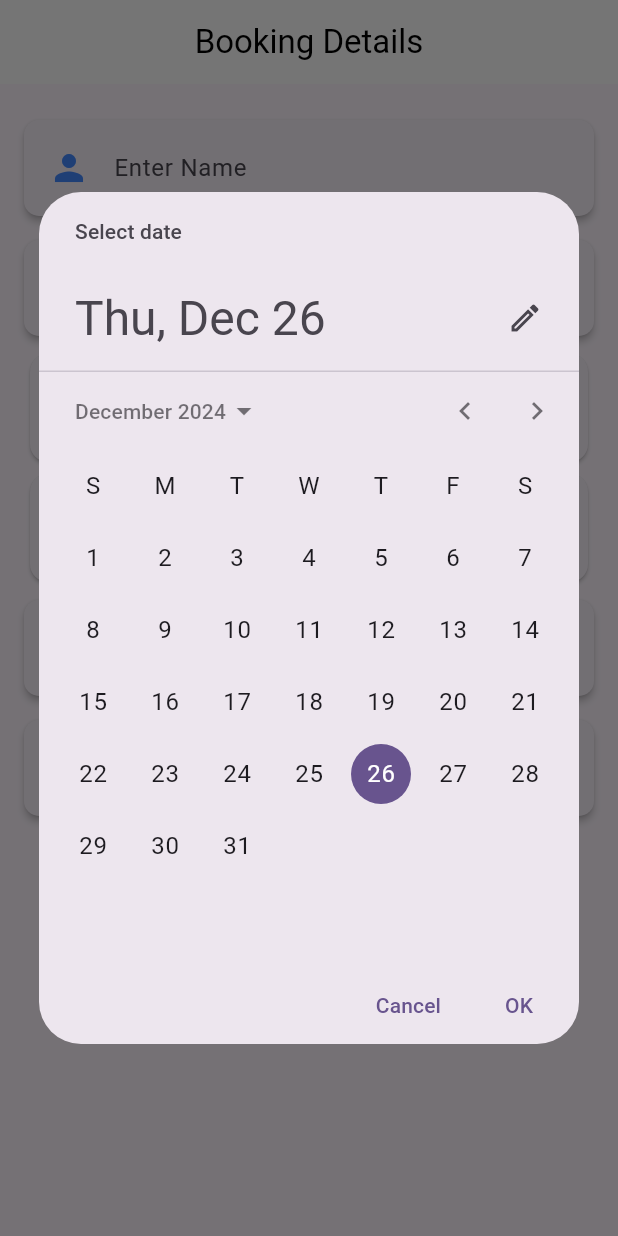
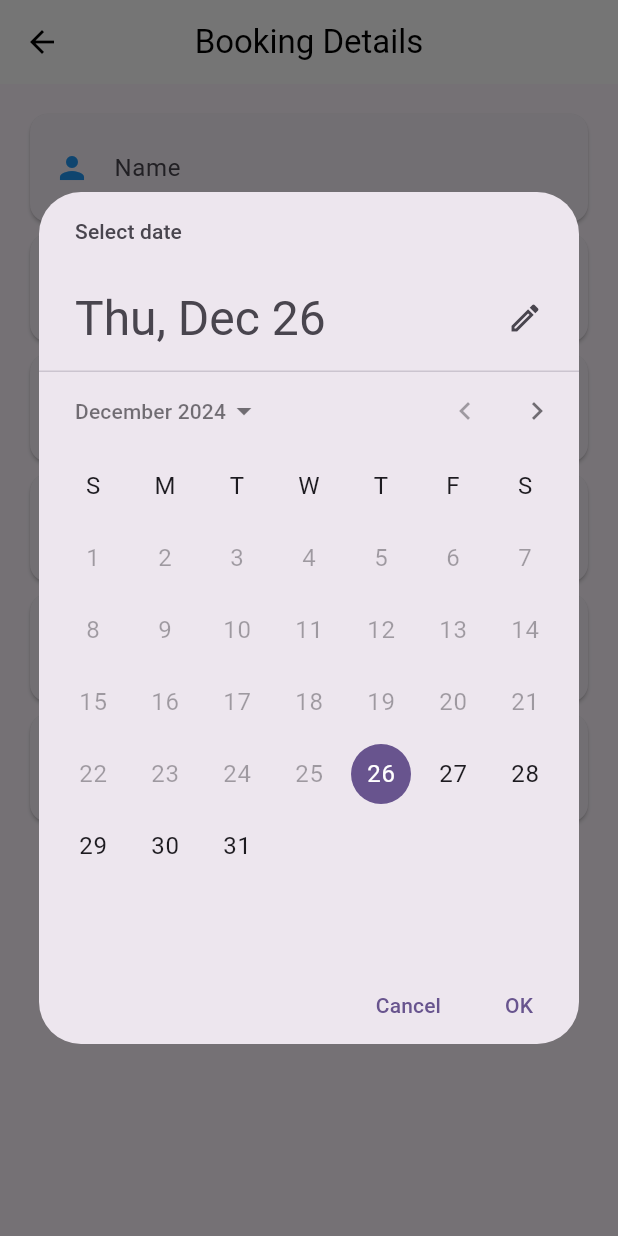
Before and after one commit to hanphong2977/booknest_app, a Flutter app: the BookingDetailsPage screen opened directly, after a tap on "Booking Date", on a phone screen of 412 x 824 dp. Run offline on Flutter 3.47's test engine with Material 3 defaults, Android fonts, the light colour scheme and no system bars; network calls fail.

Commit message:
Khoi - Booking-Detail - 26/12/2024

```diff
--- /dev/null
+++ b/lib/provider/booking_provider.dart
@@ -0,0 +1,113 @@
+import 'package:flutter/material.dart';
+
+class BookingProvider extends ChangeNotifier {
+  String? name;
+  String? phone;
+  int numberOfPeople = 1;
+  int _adults = 1;
+  int _teens = 0; // Thêm số lượng "Teens"
+  int _children = 0; // Thêm số lượng "Children"
+  int _infants = 0; // Thêm số lượng "Infants"
+  int _roomCount = 1;
+  DateTime? selectedDate;
+  DateTime? selectedCheckOutDate;
+
+  Map<String, int> roomTypes = {
+    'Single Deluxe Room': 0,
+    'Double Deluxe Room': 0,
+    'Extra Bed': 0,
+    'Premium Suite': 0,
+  };
+  // Getters
+  int get adults => _adults;
+  int get teens => _teens;
+  int get children => _children;
+  int get infants => _infants;
+  int get roomCount => _roomCount;
+
+  // Formatted date
+  String get formattedDate =>
+      selectedDate != null ? "${selectedDate!.toLocal()}".split(' ')[0] : 'Select Date';
+
+  String get formattedCheckOutDate =>
+      selectedCheckOutDate != null ? "${selectedCheckOutDate!.toLocal()}".split(' ')[0] : 'Select Check-Out Date';
+
+  // Setters
+  void setName(String value) {
+    name = value;
+    notifyListeners();
+  }
+
+  void setPhone(String value) {
+    phone = value;
+    notifyListeners();
+  }
+
+  void setSelectedDate(DateTime date) {
+    selectedDate = date;
+    if (selectedCheckOutDate != null && selectedCheckOutDate!.isBefore(date)) {
+      selectedCheckOutDate = date.add(const Duration(days: 1));
+    }
+    notifyListeners();
+  }
+
+  void setSelectedCheckOutDate(DateTime date) {
+    selectedCheckOutDate = date;
+    notifyListeners();
+  }
+
+  void setAdults(int value) {
+    if (value >= 0) {
+      _adults = value;
+      updateRoomCount();
+    }
+  }
+
+  void setTeens(int value) {
+    if (value >= 0) {
+      _teens = value;
+      updateRoomCount();
+    }
+  }
+
+  void setChildren(int value) {
+    if (value >= 0) {
+      _children = value;
+      updateRoomCount();
+    }
+  }
+
+  void setInfants(int value) {
+    if (value >= 0) {
+      _infants = value;
+      notifyListeners();
+    }
+  }
+  void setRoomCount(int count) {
+    _roomCount = count;
+    notifyListeners();  // This triggers a rebuild for any listeners
+  }
+  void updateRoomCount() {
+    int totalPeople = _adults + _teens + _children;
+    _roomCount = (totalPeople / 4).ceil();
+    notifyListeners();
+  }
+  // Increment room count
+  void incrementRoomCount(String roomType) {
+    roomTypes[roomType] = (roomTypes[roomType] ?? 0) + 1;
+    notifyListeners();
+  }
+
+  // Decrement room count
+  void decrementRoomCount(String roomType) {
+    if (roomTypes[roomType]! > 0) {
+      roomTypes[roomType] = roomTypes[roomType]! - 1;
+      notifyListeners();
+    }
+  }
+
+  // Calculate total rooms
+  int get totalRoomCount {
+    return roomTypes.values.reduce((a, b) => a + b);
+  }
+}
--- a/lib/view/all_hotels_page.dart
+++ b/lib/view/all_hotels_page.dart
@@ -192,7 +192,7 @@ class _AllHotelsPage extends State<AllHotelsPage> {
                               onPressed: () {
                                 Navigator.push(
                                   context,
-                                  MaterialPageRoute(builder: (context) => HotelDescriptionPage()),
+                                  MaterialPageRoute(builder: (context) => const HotelDescriptionPage()),
                                 );
                               },
                               style: ElevatedButton.styleFrom(
--- a/lib/view/booking_details_app.dart
+++ b/lib/view/booking_details_app.dart
@@ -1,64 +1,17 @@
 import 'package:flutter/material.dart';
+import 'package:provider/provider.dart';
+import 'package:booknest_app/provider/booking_provider.dart';
+import 'payment_checkout_page.dart';
 import 'package:flutter/services.dart';
-
-
-class BookingDetailsApp extends StatelessWidget {
-  const BookingDetailsApp({super.key});
+import 'package:booknest_app/view/People_Selector_model.dart';
+import 'package:booknest_app/view/RoomSelectorModal.dart';
+class BookingDetailsPage extends StatelessWidget {
+  const BookingDetailsPage({super.key});
 
   @override
   Widget build(BuildContext context) {
-    return MaterialApp(
-      debugShowCheckedModeBanner: false,
-      home: BookingDetailsPage(),
-    );
-  }
-}
+    final bookingProvider = Provider.of<BookingProvider>(context);
 
-class BookingDetailsPage extends StatefulWidget {
-  const BookingDetailsPage({super.key});
-
-  @override
-  State<BookingDetailsPage> createState() => _BookingDetailsPageState();
-}
-
-class _BookingDetailsPageState extends State<BookingDetailsPage> {
-  // Controllers
-  final TextEditingController nameController = TextEditingController();
-  final TextEditingController phoneController = TextEditingController();
-  final TextEditingController vehicleController = TextEditingController();
-  final TextEditingController timeController = TextEditingController();
-  final TextEditingController locationController = TextEditingController();
-
-  DateTime? _selectedDate;
-  TimeOfDay? _selectedTime;
-
-  // Chọn ngày
-  Future<void> _pickDate() async {
-    final pickedDate = await showDatePicker(
-      context: context,
-      initialDate: DateTime.now(),
-      firstDate: DateTime(2000),
-      lastDate: DateTime(2100),
-    );
-    if (pickedDate != null) {
-      setState(() => _selectedDate = pickedDate);
-    }
-  }
-
-  // Chọn thời gian
-  Future<void> _pickTime() async {
-    final pickedTime = await showTimePicker(
-      context: context,
-      initialTime: TimeOfDay.now(),
-    );
-    if (pickedTime != null) {
-      setState(() => _selectedTime = pickedTime);
-      timeController.text = pickedTime.format(context);
-    }
-  }
-
-  @override
-  Widget build(BuildContext context) {
     return Scaffold(
       appBar: AppBar(
         title: const Text('Booking Details'),
@@ -71,15 +24,25 @@ class _BookingDetailsPageState extends State<BookingDetailsPage> {
           padding: const EdgeInsets.all(16.0),
           child: Column(
             children: [
-              BookingInputCard(
+              buildBookingInputCard(
+                context,
                 icon: Icons.person,
                 title: 'Name',
-                controller: nameController,
+                onChanged: (value) {
+                  final nameWithoutNumbers = value.replaceAll(RegExp(r'[0-9]'), '');
+                  if (nameWithoutNumbers != value) {
+                    ScaffoldMessenger.of(context).showSnackBar(
+                      const SnackBar(content: Text('Name cannot contain numbers')),
+                    );
+                  }
+                  Provider.of<BookingProvider>(context, listen: false).setName(nameWithoutNumbers);
+                },
               ),
-              BookingInputCard(
+              buildBookingInputCard(
+                context,
                 icon: Icons.phone,
                 title: 'Phone',
-                controller: phoneController,
+                onChanged: bookingProvider.setPhone,
                 inputFormatters: [FilteringTextInputFormatter.digitsOnly],
                 keyboardType: TextInputType.phone,
               ),
@@ -87,37 +50,91 @@ class _BookingDetailsPageState extends State<BookingDetailsPage> {
                 child: ListTile(
                   leading: const Icon(Icons.calendar_today, color: Colors.blue),
                   title: const Text('Booking Date'),
-                  subtitle: Text(
-                    _selectedDate == null
-                        ? 'Select a date'
-                        : "${_selectedDate!.day}/${_selectedDate!.month}/${_selectedDate!.year}",
-                  ),
-                  onTap: _pickDate,
+                  subtitle: Text(bookingProvider.formattedDate),
+                  onTap: () async {
+                    final pickedDate = await showDatePicker(
+                      context: context,
+                      initialDate: DateTime.now(),
+                      firstDate: DateTime.now(),
+                      lastDate: DateTime(2100),
+                    );
+                    if (pickedDate != null) {
+                      if (pickedDate.isBefore(DateTime.now())) {
+                        ScaffoldMessenger.of(context).showSnackBar(
+                          const SnackBar(
+                            content: Text('Booking Date cannot be in the past!'),
+                          ),
+                        );
+                      } else {
+                        bookingProvider.setSelectedDate(pickedDate);
+                      }
+                    }
+                  },
                 ),
               ),
               Card(
                 child: ListTile(
-                  leading: const Icon(Icons.access_time, color: Colors.blue),
-                  title: const Text('Time'),
-                  subtitle: Text(timeController.text.isEmpty
-                      ? 'Select time'
-                      : timeController.text),
-                  onTap: _pickTime,
+                  leading: const Icon(Icons.calendar_today_outlined, color: Colors.blue),
+                  title: const Text('Check-Out Date'),
+                  subtitle: Text(bookingProvider.formattedCheckOutDate),
+                  onTap: () async {
+                    final pickedDate = await showDatePicker(
+                      context: context,
+                      initialDate: bookingProvider.selectedDate ?? DateTime.now(),
+                      firstDate: bookingProvider.selectedDate ?? DateTime.now(),
+                      lastDate: DateTime(2100),
+                    );
+                    if (pickedDate != null) {
+                      if (pickedDate.isBefore(bookingProvider.selectedDate!)) {
+                        ScaffoldMessenger.of(context).showSnackBar(
+                          const SnackBar(
+                            content: Text('Check-out date must be later than booking date'),
+                          ),
+                        );
+                      } else {
+                        bookingProvider.setSelectedCheckOutDate(pickedDate);
+                      }
+                    }
+                  },
                 ),
               ),
-              BookingInputCard(
-                icon: Icons.directions_car,
-                title: 'Vehicle',
-                controller: vehicleController,
-                inputFormatters: [
-                  FilteringTextInputFormatter.allow(RegExp(r'[a-zA-Z\s]')),
-                ],
-                keyboardType: TextInputType.text,
+              Card(
+                child: ListTile(
+                  leading: const Icon(Icons.people, color: Colors.blue),
+                  title: const Text('No. of People'),
+                  subtitle: Text(
+                    '${bookingProvider.adults + bookingProvider.teens + bookingProvider.children} People',
+                    style: const TextStyle(fontSize: 16),
+                  ),
+                  onTap: () {
+                    showModalBottomSheet(
+                      context: context,
+                      isScrollControlled: true,
+                      builder: (BuildContext context) {
+                        return const PeopleSelectorModel();
+                      },
+                    );
+                  },
+                ),
               ),
-              BookingInputCard(
-                icon: Icons.location_on,
-                title: 'Location',
-                controller: locationController,
+              Card(
+                child: ListTile(
+                  leading: const Icon(Icons.room, color: Colors.blue),
+                  title: const Text('No. of Rooms'),
+                  subtitle: Text(
+                    '${bookingProvider.totalRoomCount} Room(s)',
+                    style: const TextStyle(fontSize: 16),
+                  ),
+                  onTap: () {
+                    showModalBottomSheet(
+                      context: context,
+                      isScrollControlled: true,
+                      builder: (BuildContext context) {
+                        return const RoomSelectorModal(); // No need to pass bookingProvider
+                      },
+                    );
+                  },
+                ),
               ),
               const SizedBox(height: 20),
               ElevatedButton(
@@ -126,13 +143,12 @@ class _BookingDetailsPageState extends State<BookingDetailsPage> {
                   minimumSize: const Size(200, 50),
                 ),
                 onPressed: () {
-                  // Debug output
-                  print('Name: ${nameController.text}');
-                  print('Phone: ${phoneController.text}');
-                  print('Vehicle: ${vehicleController.text}');
-                  print('Date: $_selectedDate');
-                  print('Time: $_selectedTime');
-                  print('Location: ${locationController.text}');
+                  if (validateBooking(context, bookingProvider)) {
+                    Navigator.push(
+                      context,
+                      MaterialPageRoute(builder: (context) => const PaymentCheckoutPage()),
+                    );
+                  }
                 },
                 child: const Text(
                   'Confirm Booking',
@@ -145,44 +161,59 @@ class _BookingDetailsPageState extends State<BookingDetailsPage> {
       ),
     );
   }
-}
 
-class BookingInputCard extends StatelessWidget {
-  final IconData icon;
-  final String title;
-  final TextEditingController controller;
-  final List<TextInputFormatter>? inputFormatters;
-  final TextInputType? keyboardType;
-
-  const BookingInputCard({
-    super.key,
-    required this.icon,
-    required this.title,
-    required this.controller,
-    this.inputFormatters,
-    this.keyboardType,
-  });
-
-  @override
-  Widget build(BuildContext context) {
+  // Helper for input card
+  Widget buildBookingInputCard(
+      BuildContext context, {
+        required IconData icon,
+        required String title,
+        required Function(String) onChanged,
+        List<TextInputFormatter>? inputFormatters,
+        TextInputType? keyboardType,
+      }) {
     return Card(
-      shape: RoundedRectangleBorder(
-        borderRadius: BorderRadius.circular(10),
-      ),
-      elevation: 2,
-      margin: const EdgeInsets.symmetric(vertical: 8),
       child: ListTile(
-        leading: Icon(icon, size: 28, color: Colors.blueAccent),
+        leading: Icon(icon, color: Colors.blue),
         title: TextField(
-          controller: controller,
-          decoration: InputDecoration(
-            hintText: "Enter $title",
-            border: InputBorder.none,
-          ),
+          decoration: InputDecoration(labelText: title),
+          keyboardType: keyboardType,
           inputFormatters: inputFormatters,
-          keyboardType: keyboardType,
+          onChanged: onChanged,
         ),
       ),
     );
   }
+
+  // Validation
+  bool validateBooking(BuildContext context, BookingProvider bookingProvider) {
+    if (bookingProvider.selectedCheckOutDate == null ||
+        bookingProvider.selectedCheckOutDate!.isBefore(bookingProvider.selectedDate!)) {
+      ScaffoldMessenger.of(context).showSnackBar(
+        const SnackBar(
+          content: Text('Check-out date must be later than booking date'),
+        ),
+      );
+      return false;
+    }
+
+    if (bookingProvider.numberOfPeople <= 0) {
+      ScaffoldMessenger.of(context).showSnackBar(
+        const SnackBar(
+          content: Text('Number of People cannot be less than 1'),
+        ),
+      );
+      return false;
+    }
+
+    if (bookingProvider.roomCount <= 0) {
+      ScaffoldMessenger.of(context).showSnackBar(
+        const SnackBar(
+          content: Text('Room count cannot be less than 1'),
+        ),
+      );
+      return false;
+    }
+
+    return true;
+  }
 }
--- a/lib/view/home_page.dart
+++ b/lib/view/home_page.dart
@@ -70,7 +70,7 @@ class _HomePage extends State<HomePage> {
   AppBar _buildAppBar() {
     return AppBar(
       title: const Text("Trang Chủ"),
-      backgroundColor: Color(0xFF60A5FA),
+      backgroundColor: const Color(0xFF60A5FA),
       elevation: 0,
       centerTitle: true,
       titleTextStyle: const TextStyle(
@@ -359,7 +359,7 @@ class _HomePage extends State<HomePage> {
             // Navigate to AllHotelsPage on tap
             Navigator.push(
               context,
-              MaterialPageRoute(builder: (context) => AllHotelsPage()),
+              MaterialPageRoute(builder: (context) => const AllHotelsPage()),
             );
           },
           child: const Text(
--- a/lib/view/user_profile_page_booking_history.dart
+++ b/lib/view/user_profile_page_booking_history.dart
@@ -1,6 +1,8 @@
 import 'package:flutter/material.dart';
 
 class BookingHistoryPage extends StatefulWidget {
+  const BookingHistoryPage({super.key});
+
 
   @override
   State<BookingHistoryPage> createState() => _BookingHistoryPageState();
--- a/lib/view/user_profile_page_helps_supports.dart
+++ b/lib/view/user_profile_page_helps_supports.dart
@@ -79,7 +79,7 @@ class _HelpSupportPageState extends State<HelpSupportPage> with SingleTickerProv
   Widget buildFaqItem(String title) {
     return ListTile(
       title: Text(title),
-      trailing: Icon(Icons.arrow_forward),
+      trailing: const Icon(Icons.arrow_forward),
       onTap: () {
         // Handle item tap
       },
--- a/lib/view/view_page.dart
+++ b/lib/view/view_page.dart
@@ -17,7 +17,7 @@ class _ViewPage extends State<ViewPage> {
   static final List<Widget> _widgetOptions = <Widget>[
     const HomePage(),
     const FavouritePage(),
-    ProfileApp(),
+    const ProfileApp(),
   ];
 
   void _onItemTapped(int index) {
```
Also changed, not shown: lib/main.dart (+9 -1 lines), lib/view/People_Selector_model.dart (added, +103 -0 lines), lib/view/RoomSelectorModal.dart (added, +98 -0 lines), lib/view/user_profile_page.dart (+27 -23 lines).
